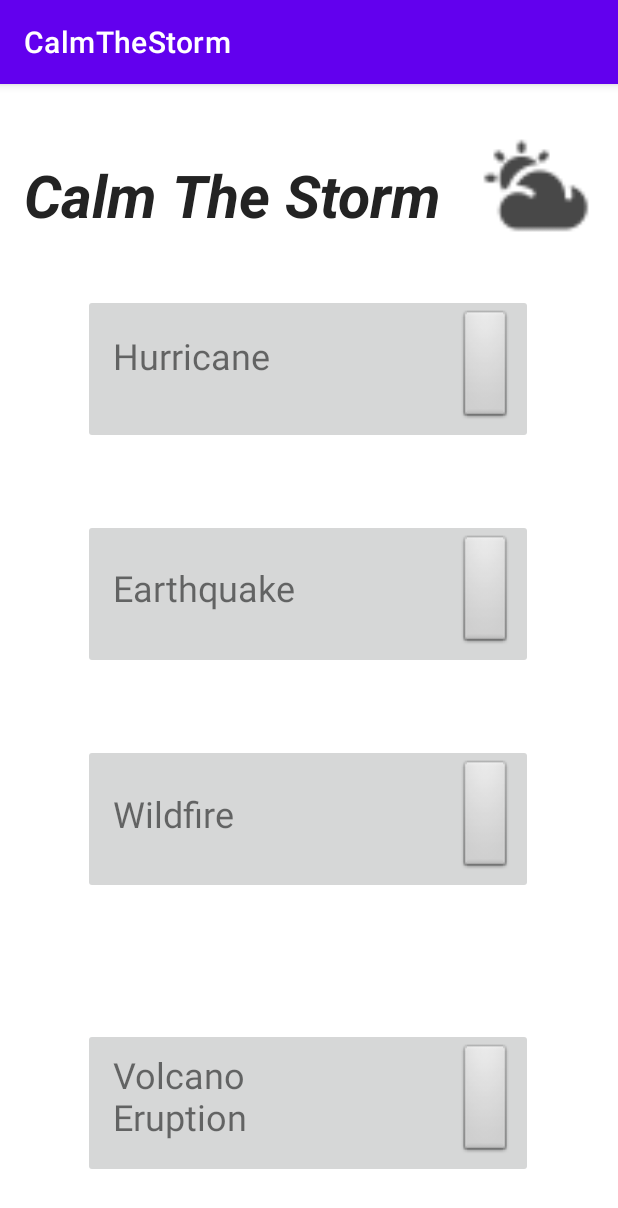
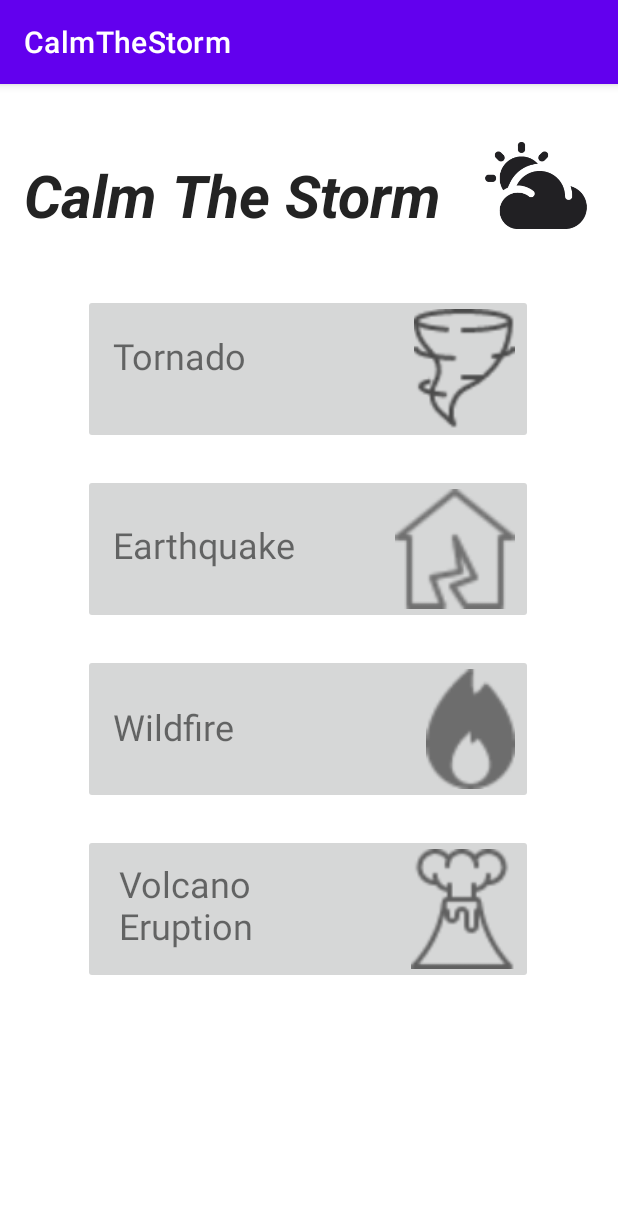
Before and after one commit to MatinMirzaei/CalmTheStorm, an Android app: the screen it shows after launch (MainActivity), on a phone screen of 412 x 824 dp. Shown: the top 1208 px of the screen. Run offline under Robolectric (Android 15) with nearby library versions, the phone set to English and light mode, and no system bars.

Commit message:
main page icons updated

```diff
--- a/app/src/main/res/layout/activity_main.xml
+++ b/app/src/main/res/layout/activity_main.xml
@@ -39,15 +39,29 @@
         android:id="@+id/volcanoBtn"
         android:layout_width="300dp"
         android:layout_height="100dp"
-        android:layout_marginTop="50dp"
+        android:layout_marginTop="20dp"
         android:onClick="getDisasterDetail"
         android:scaleType="fitEnd"
         app:layout_constraintBottom_toBottomOf="parent"
         app:layout_constraintEnd_toEndOf="@+id/wildfireBtn"
-        app:layout_constraintHorizontal_bias="0.333"
+        app:layout_constraintHorizontal_bias="0.0"
         app:layout_constraintStart_toStartOf="@+id/wildfireBtn"
         app:layout_constraintTop_toBottomOf="@+id/wildfireBtn"
-        app:srcCompat="@android:drawable/btn_default" />
+        app:layout_constraintVertical_bias="0.0"
+        app:srcCompat="@drawable/volcano" />
+
+    <TextView
+        android:id="@+id/volcanoBtnText"
+        android:layout_width="113dp"
+        android:layout_height="69dp"
+        android:layout_marginStart="24dp"
+        android:layout_marginLeft="24dp"
+        android:text="Volcano Eruption"
+        android:textSize="24sp"
+        app:layout_constraintBottom_toBottomOf="@+id/volcanoBtn"
+        app:layout_constraintStart_toStartOf="@+id/volcanoBtn"
+        app:layout_constraintTop_toTopOf="@+id/volcanoBtn"
+        app:layout_constraintVertical_bias="0.548" />
 
     <ImageButton
         android:id="@+id/hurricaneBtn"
@@ -60,46 +74,20 @@
         app:layout_constraintHorizontal_bias="0.495"
         app:layout_constraintStart_toStartOf="parent"
         app:layout_constraintTop_toTopOf="parent"
-        app:srcCompat="@android:drawable/btn_default" />
+        app:srcCompat="@drawable/tornado" />
 
     <ImageButton
         android:id="@+id/earthquakeBtn"
         android:layout_width="300dp"
         android:layout_height="100dp"
-        android:layout_marginTop="50dp"
+        android:layout_marginTop="20dp"
         android:onClick="getDisasterDetail"
         android:scaleType="fitEnd"
         app:layout_constraintEnd_toEndOf="@+id/hurricaneBtn"
-        app:layout_constraintHorizontal_bias="0.6"
+        app:layout_constraintHorizontal_bias="0.0"
         app:layout_constraintStart_toStartOf="@+id/hurricaneBtn"
         app:layout_constraintTop_toBottomOf="@+id/hurricaneBtn"
-        app:srcCompat="@android:drawable/btn_default" />
-
-    <ImageButton
-        android:id="@+id/wildfireBtn"
-        android:layout_width="300dp"
-        android:layout_height="100dp"
-        android:layout_marginTop="50dp"
-        android:onClick="getDisasterDetail"
-        android:scaleType="fitEnd"
-        app:layout_constraintEnd_toEndOf="@+id/earthquakeBtn"
-        app:layout_constraintHorizontal_bias="0.0"
-        app:layout_constraintStart_toStartOf="@+id/earthquakeBtn"
-        app:layout_constraintTop_toBottomOf="@+id/earthquakeBtn"
-        app:srcCompat="@android:drawable/btn_default" />
-
-    <TextView
-        android:id="@+id/hurricaneBtnText"
-        android:layout_width="109dp"
-        android:layout_height="49dp"
-        android:layout_marginStart="20dp"
-        android:layout_marginLeft="20dp"
-        android:text="Hurricane"
-        android:textSize="24sp"
-        app:layout_constraintBottom_toBottomOf="@+id/hurricaneBtn"
-        app:layout_constraintStart_toStartOf="@+id/hurricaneBtn"
-        app:layout_constraintTop_toTopOf="@+id/hurricaneBtn"
-        app:layout_constraintVertical_bias="0.488" />
+        app:srcCompat="@drawable/earthquake" />
 
     <TextView
         android:id="@+id/earthquakeBtnText"
@@ -112,20 +100,20 @@
         app:layout_constraintBottom_toBottomOf="@+id/earthquakeBtn"
         app:layout_constraintStart_toStartOf="@+id/earthquakeBtn"
         app:layout_constraintTop_toTopOf="@+id/earthquakeBtn"
-        app:layout_constraintVertical_bias="0.489" />
+        app:layout_constraintVertical_bias="0.508" />
 
-    <TextView
-        android:id="@+id/volcanoBtnText"
-        android:layout_width="113dp"
-        android:layout_height="69dp"
-        android:layout_marginStart="20dp"
-        android:layout_marginLeft="20dp"
-        android:text="Volcano Eruption"
-        android:textSize="24sp"
-        app:layout_constraintBottom_toBottomOf="@+id/volcanoBtn"
-        app:layout_constraintStart_toStartOf="@+id/volcanoBtn"
-        app:layout_constraintTop_toTopOf="@+id/volcanoBtn"
-        app:layout_constraintVertical_bias="0.488" />
+    <ImageButton
+        android:id="@+id/wildfireBtn"
+        android:layout_width="300dp"
+        android:layout_height="100dp"
+        android:layout_marginTop="20dp"
+        android:onClick="getDisasterDetail"
+        android:scaleType="fitEnd"
+        app:layout_constraintEnd_toEndOf="@+id/earthquakeBtn"
+        app:layout_constraintHorizontal_bias="0.0"
+        app:layout_constraintStart_toStartOf="@+id/earthquakeBtn"
+        app:layout_constraintTop_toBottomOf="@+id/earthquakeBtn"
+        app:srcCompat="@drawable/wildfire" />
 
     <TextView
         android:id="@+id/wildfireBtnText"
@@ -138,5 +126,19 @@
         app:layout_constraintBottom_toBottomOf="@+id/wildfireBtn"
         app:layout_constraintStart_toStartOf="@+id/wildfireBtn"
         app:layout_constraintTop_toTopOf="@+id/wildfireBtn"
-        app:layout_constraintVertical_bias="0.489" />
+        app:layout_constraintVertical_bias="0.516" />
+
+    <TextView
+        android:id="@+id/hurricaneBtnText"
+        android:layout_width="109dp"
+        android:layout_height="49dp"
+        android:layout_marginStart="20dp"
+        android:layout_marginLeft="20dp"
+        android:text="Tornado"
+        android:textSize="24sp"
+        app:layout_constraintBottom_toBottomOf="@+id/hurricaneBtn"
+        app:layout_constraintStart_toStartOf="@+id/hurricaneBtn"
+        app:layout_constraintTop_toTopOf="@+id/hurricaneBtn"
+        app:layout_constraintVertical_bias="0.488" />
+
 </androidx.constraintlayout.widget.ConstraintLayout>
```
Also changed, not shown: app/src/main/res/drawable-hdpi/calmed_storm.png (deleted), app/src/main/res/drawable-mdpi/calmed_storm.png (deleted), app/src/main/res/drawable-xhdpi/calmed_storm.png (deleted), app/src/main/res/drawable-xxhdpi/calmed_storm.png (deleted), app/src/main/res/drawable-xxxhdpi/calmed_storm.png (deleted), app/src/main/res/drawable/calmed_storm.png (added), app/src/main/res/drawable/earthquake.png (added), app/src/main/res/drawable/tornado.png (added), app/src/main/res/drawable/volcano.png (added), app/src/main/res/drawable/wildfire.png (added).
